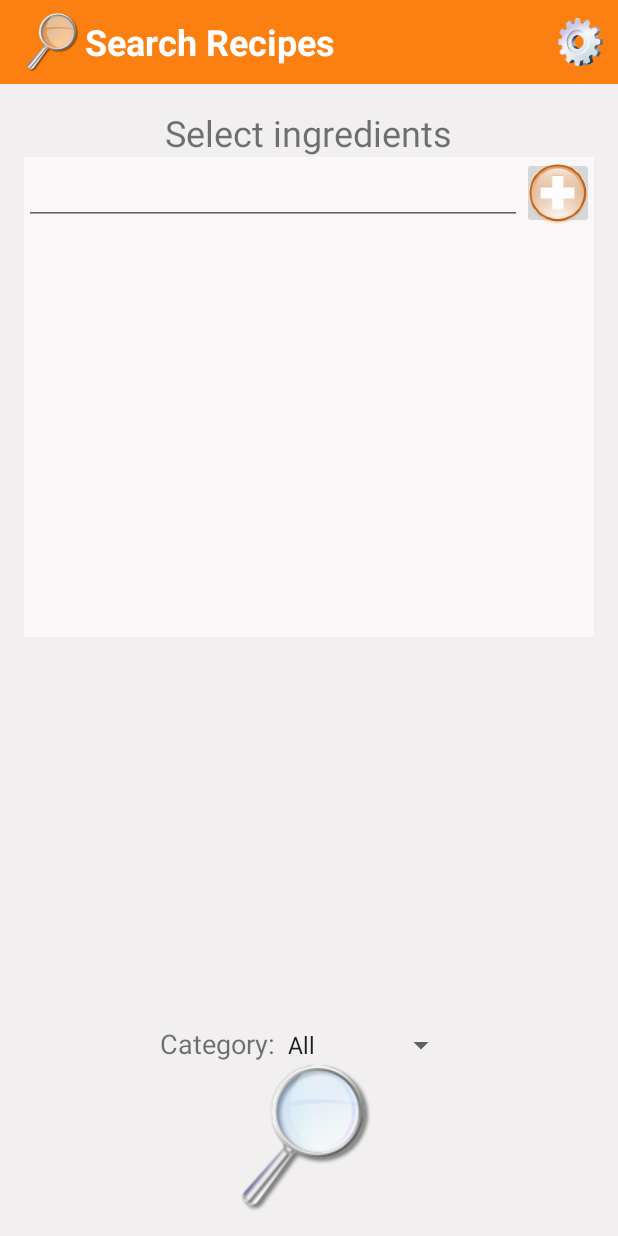
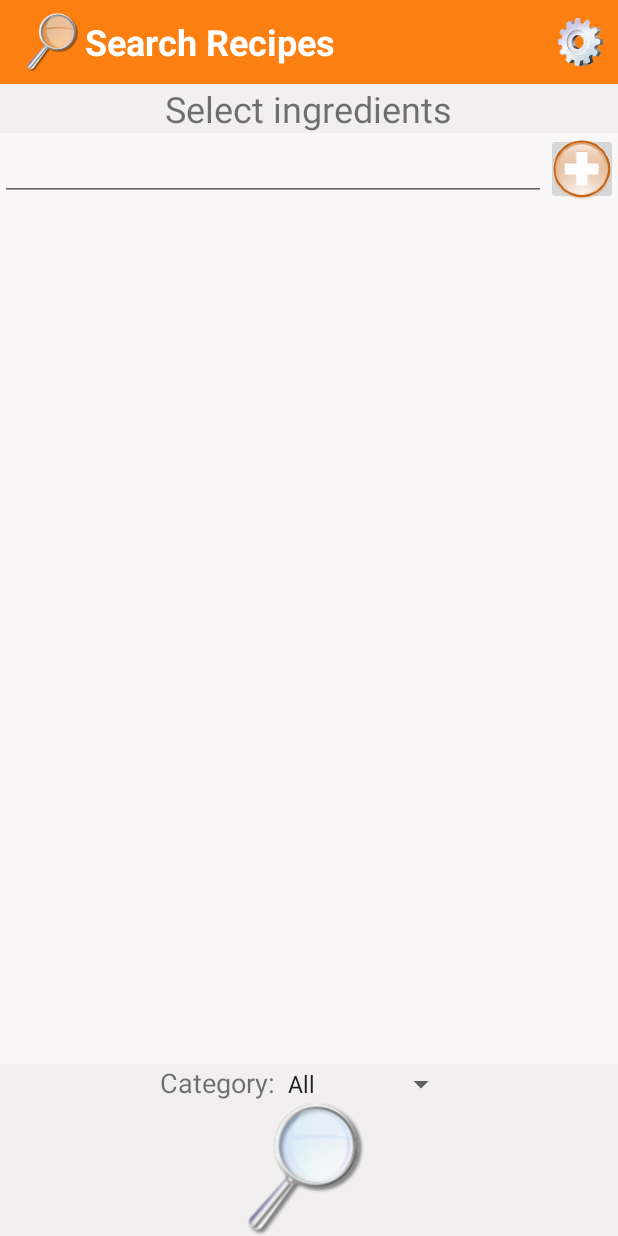
Before and after one commit to asaelr/TastyIdea, an Android app: the SearchActivity screen opened directly, with no data from a screen before it, on a phone screen of 412 x 824 dp. Run offline under Robolectric (Android 15) with nearby library versions, the phone set to English and light mode, and no system bars; libraries missing offline, so code that uses them is left out: com.mikepenz.materialdrawer; plain views replace IngredientList; 2 statements that could not run were skipped.

Commit message:
recipe view - layout fixes added temp navigation drawer

```diff
--- a/app/build.gradle
+++ b/app/build.gradle
@@ -35,4 +35,7 @@ dependencies {
     compile 'com.android.support:support-v4:23.3.0'
     compile 'com.android.support:design:23.3.0'
     compile 'com.android.support:support-v13:23.3.0'
+    compile('com.mikepenz:materialdrawer:5.2.5@aar') {
+        transitive = true
+    }
 }
--- a/app/src/main/java/com/example/asaelr/tastyidea/MainActivity.java
+++ b/app/src/main/java/com/example/asaelr/tastyidea/MainActivity.java
@@ -4,6 +4,12 @@ import android.content.Intent;
 import android.os.Bundle;
 import android.support.v7.app.AppCompatActivity;
 import android.view.View;
+
+import com.mikepenz.materialdrawer.AccountHeader;
+import com.mikepenz.materialdrawer.AccountHeaderBuilder;
+import com.mikepenz.materialdrawer.DrawerBuilder;
+import com.mikepenz.materialdrawer.model.ProfileDrawerItem;
+import com.mikepenz.materialdrawer.model.interfaces.IProfile;
 
 import networking.Networking;
 
--- a/app/src/main/java/com/example/asaelr/tastyidea/RecipeViewFragment.java
+++ b/app/src/main/java/com/example/asaelr/tastyidea/RecipeViewFragment.java
@@ -1,5 +1,6 @@
 package com.example.asaelr.tastyidea;
 
+import android.graphics.drawable.Drawable;
 import android.graphics.drawable.LayerDrawable;
 import android.support.v4.app.Fragment;
 import android.os.Bundle;
@@ -60,8 +61,8 @@ public class RecipeViewFragment extends Fragment {
         commentsList.setAdapter(commentsAdapter);
 
         RatingBar ratingBar = (RatingBar) fragmentView.findViewById(R.id.rate);
-        LayerDrawable layerDrawable = (LayerDrawable) ratingBar.getProgressDrawable();
-        DrawableCompat.setTint(DrawableCompat.wrap(layerDrawable.getDrawable(2)), ContextCompat.getColor(getContext(), R.color.colorAccent));  // Full star
+        Drawable layerDrawable = ratingBar.getProgressDrawable();
+        DrawableCompat.setTint(layerDrawable, ContextCompat.getColor(getContext(), R.color.colorAccent));  // Full star
         ratingBar.setRating(2);
 
         TextView textView = (TextView) fragmentView.findViewById(R.id.username);
--- a/app/src/main/java/com/example/asaelr/tastyidea/SearchActivity.java
+++ b/app/src/main/java/com/example/asaelr/tastyidea/SearchActivity.java
@@ -16,9 +16,11 @@ public class SearchActivity extends AppCompatActivity {
     @Override
     protected void onCreate(Bundle savedInstanceState) {
         super.onCreate(savedInstanceState);
-        setContentView(R.layout.activity_search);
+        setContentView(R.layout.search_layout);
         setSupportActionBar((Toolbar)findViewById(R.id.TOOLBAR));
         getSupportActionBar().setDisplayShowTitleEnabled(false);
+
+        TastyDrawerLayout.addDrawer(this);
 
         //Log.e("TastyIdea", "" + getSupportActionBar());
         // getSupportActionBar().setDisplayShowHomeEnabled(true);
--- /dev/null
+++ b/app/src/main/res/layout-land/fragment_search.xml
@@ -0,0 +1,76 @@
+<LinearLayout xmlns:android="http://schemas.android.com/apk/res/android"
+    android:layout_width="match_parent"
+    android:layout_height="match_parent"
+    android:orientation="horizontal"
+    >
+    <LinearLayout
+        android:layout_width="0dp"
+        android:layout_height="match_parent"
+        android:orientation="vertical"
+        android:layout_weight="1">
+
+        <TextView
+            android:layout_width="wrap_content"
+            android:layout_height="wrap_content"
+            android:textAppearance="?android:attr/textAppearanceSmall"
+            android:text="@string/select_ingredients"
+            android:textSize="24sp"
+            android:id="@+id/textView5"
+            android:layout_gravity="center" />
+
+        <fragment
+            xmlns:custom="http://schemas.android.com/apk/res-auto"
+            android:layout_width="wrap_content"
+            android:layout_height="match_parent"
+            android:name="com.example.asaelr.tastyidea.IngredientListFragment"
+            android:id="@+id/fragment2"
+            custom:showEditText="false"
+
+            android:background="@color/listBackground"/>
+    </LinearLayout>
+
+
+    <LinearLayout
+        android:layout_width="wrap_content"
+        android:layout_height="match_parent"
+        android:orientation="vertical"
+        android:layout_gravity="center_vertical"
+        android:gravity="center_vertical">
+        <LinearLayout
+            android:layout_width="wrap_content"
+            android:layout_height="wrap_content"
+            android:orientation="vertical"
+            android:layout_gravity="center_vertical"
+            android:gravity="center_vertical">
+            <TextView
+                android:layout_width="wrap_content"
+                android:layout_height="wrap_content"
+                android:text="Category:"
+                android:textSize="18sp"
+                android:id="@+id/textView2"/>
+
+            <Spinner
+                android:layout_width="wrap_content"
+                android:layout_height="wrap_content"
+                android:id="@+id/spinner"
+                android:entries="@array/recipe_categories"
+                android:spinnerMode="dropdown" />
+
+
+        </LinearLayout>
+
+        <ImageButton
+            android:layout_width="@dimen/search_btn_size"
+            android:layout_height="@dimen/search_btn_size"
+            android:layout_gravity="center"
+            android:id="@+id/imageButton3"
+            android:src="@drawable/search_icon"
+            android:background="@android:color/transparent"
+            android:scaleType="fitCenter"
+            android:onClick="searchClick"
+            android:nestedScrollingEnabled="true" />
+    </LinearLayout>
+
+
+
+</LinearLayout>
--- a/app/src/main/res/layout/fragment_search.xml
+++ b/app/src/main/res/layout/fragment_search.xml
@@ -2,12 +2,12 @@
     android:layout_width="match_parent"
     android:layout_height="match_parent"
     android:orientation="vertical"
-    android:padding="@dimen/activity_horizontal_margin">
+    >
     <TextView
         android:layout_width="wrap_content"
         android:layout_height="wrap_content"
         android:textAppearance="?android:attr/textAppearanceSmall"
-        android:text="Select ingredients"
+        android:text="@string/select_ingredients"
         android:textSize="24sp"
         android:id="@+id/textView5"
         android:layout_gravity="center" />
@@ -15,25 +15,27 @@
     <fragment
         xmlns:custom="http://schemas.android.com/apk/res-auto"
         android:layout_width="match_parent"
-        android:layout_height="@dimen/search_ingredients_list_height"
+        android:layout_height="wrap_content"
+        android:layout_weight="1"
         android:name="com.example.asaelr.tastyidea.IngredientListFragment"
         android:id="@+id/fragment2"
         custom:showEditText="false"
 
         android:background="@color/listBackground"/>
 
-    <Space
-        android:layout_width="match_parent"
-        android:layout_height="0dp"
-        android:layout_weight="1"/>
+
     <LinearLayout
         android:layout_width="match_parent"
         android:layout_height="wrap_content"
-        android:orientation="horizontal">
-        <Space
-            android:layout_width="0dp"
-            android:layout_height="match_parent"
-            android:layout_weight="1"/>
+        android:orientation="vertical"
+        android:layout_gravity="bottom"
+        android:gravity="bottom">
+        <LinearLayout
+            android:layout_width="match_parent"
+            android:layout_height="wrap_content"
+            android:orientation="horizontal"
+            android:layout_gravity="center_horizontal"
+            android:gravity="center_horizontal">
             <TextView
                 android:layout_width="wrap_content"
                 android:layout_height="wrap_content"
@@ -47,17 +49,13 @@
                 android:id="@+id/spinner"
                 android:entries="@array/recipe_categories"
                 android:spinnerMode="dropdown" />
-        <Space
-            android:layout_width="0dp"
-            android:layout_height="match_parent"
-            android:layout_weight="1"/>
 
 
         </LinearLayout>
 
         <ImageButton
-        android:layout_width="100dp"
-        android:layout_height="100dp"
+            android:layout_width="90dp"
+            android:layout_height="90dp"
             android:layout_gravity="center"
             android:id="@+id/imageButton3"
             android:src="@drawable/search_icon"
@@ -65,6 +63,8 @@
             android:scaleType="fitCenter"
             android:onClick="searchClick"
             android:nestedScrollingEnabled="true" />
+    </LinearLayout>
+
 
 
 </LinearLayout>
--- a/app/src/main/res/values-w820dp/dimens.xml
+++ b/app/src/main/res/values-w820dp/dimens.xml
@@ -6,12 +6,11 @@
     <dimen name="dashborad_button_margin">40dp</dimen>
     <dimen name="ingredient_selection_height">750dp</dimen>
     <dimen name="add_recepie_steps_height">600dp</dimen>
-    <dimen name="layout_drawer_width">320dp</dimen>
-    <dimen name="list_row_image_size">120dp</dimen>
-    <dimen name="recepie_list_att_width">150dp</dimen>
-    <dimen name="recipe_view_image_height">250dp</dimen>
+    <dimen name="layout_drawer_width">350dp</dimen>
+    <dimen name="recipe_view_image_height">200dp</dimen>
     <dimen name="recipe_view_name_size">60sp</dimen>
     <dimen name="recipe_view_atrr_size">20sp</dimen>
     <dimen name="recipe_view_user_size">18sp</dimen>
     <dimen name="recipe_view_list_title_size">24sp</dimen>
+    <dimen name="search_btn_size">120dp</dimen>
 </resources>
--- a/app/src/main/res/values/dimens.xml
+++ b/app/src/main/res/values/dimens.xml
@@ -13,7 +13,7 @@
     <dimen name="search_ingredients_list_height">320dp</dimen>
     <dimen name="attach_photo_btn_width">120dp</dimen>
     <dimen name="attach_photo_btn_height">40dp</dimen>
-    <dimen name="layout_drawer_width">240dp</dimen>
+    <dimen name="layout_drawer_width">270dp</dimen>
     <dimen name="list_row_image_size">70dp</dimen>
     <dimen name="recepie_list_att_width">120dp</dimen>
     <dimen name="recipe_view_image_height">150dp</dimen>
@@ -21,4 +21,7 @@
     <dimen name="recipe_view_atrr_size">14sp</dimen>
     <dimen name="recipe_view_user_size">14sp</dimen>
     <dimen name="recipe_view_list_title_size">20sp</dimen>
+    <dimen name="search_btn_size">90dp</dimen>
+    <dimen name="ingredient_pic_size">50dp</dimen>
+    <dimen name="recipe_view_image_width">250dp</dimen>
 </resources>
--- a/app/src/main/res/values/strings.xml
+++ b/app/src/main/res/values/strings.xml
@@ -104,4 +104,8 @@
     <string name="recipes_list_share_menu_title">Share</string>
     <string name="recipes_list_edit_menu_title">advanced</string>
     <string name="easy">Easy</string>
+    <string name="select_ingredients">Select ingredients</string>
+    <string name="attributes">Attributes</string>
+    <string name="ingredients_title">Insredients</string>
+    <string name="directions_title">Directions</string>
 </resources>
```
Also changed, not shown: app/src/main/java/com/example/asaelr/tastyidea/AddRecepieActivity.java (+9 -9 lines), app/src/main/java/com/example/asaelr/tastyidea/IngAdapter.java (+10 -10 lines), app/src/main/java/com/example/asaelr/tastyidea/TastyDrawerLayout.java (added, +33 -0 lines), app/src/main/res/layout-sw600dp-land/activity_recipes_list.xml (+3 -6 lines), app/src/main/res/layout/fragment_recipe_view.xml (+2 -5 lines), app/src/main/res/layout/row_ingredients.xml (+2 -8 lines). Lines whose indentation alone changed are shown as unchanged.
